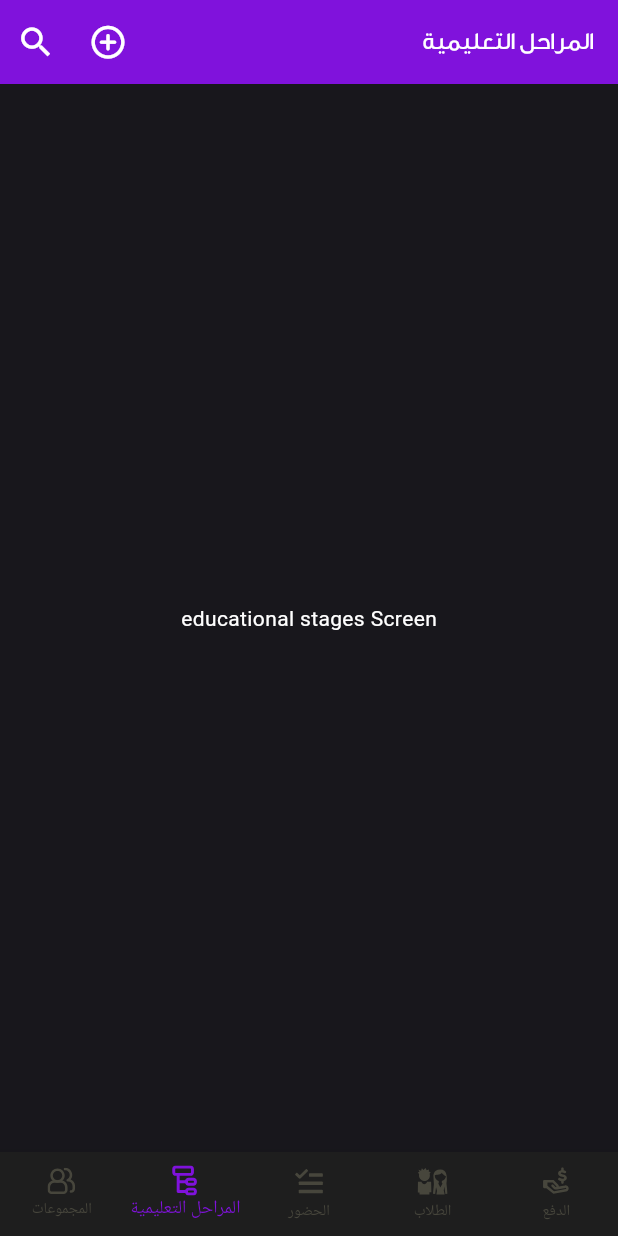
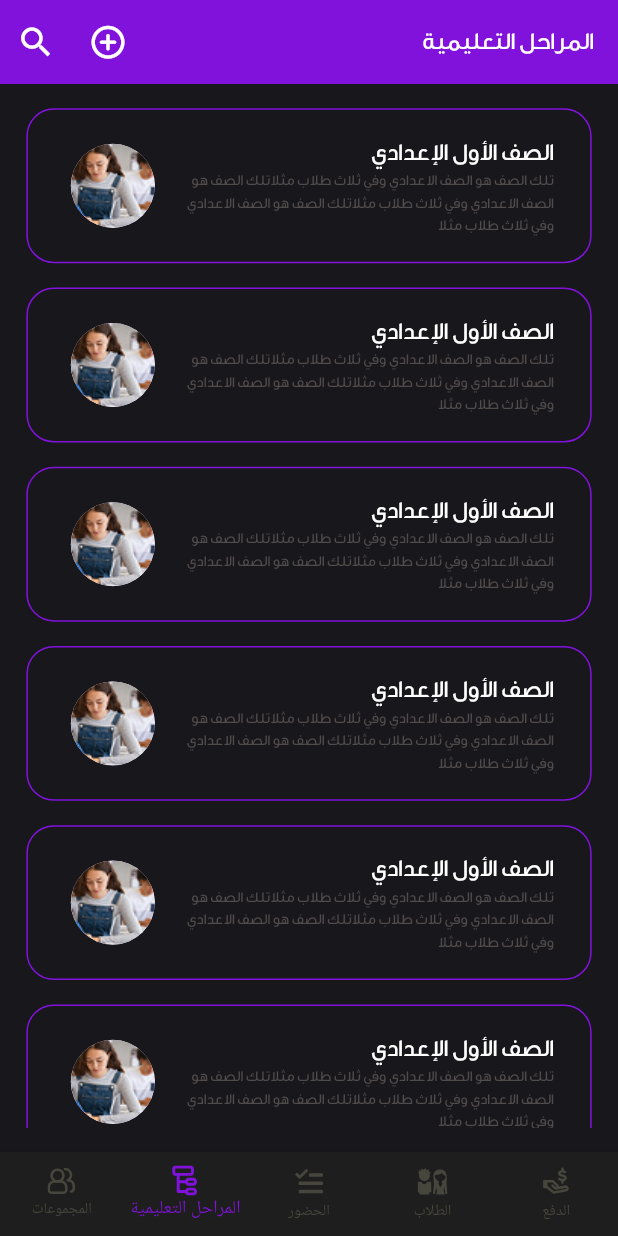
Before and after one commit to Kkmohamed/drosak, a Flutter app: the MainScreen screen opened by its route, item 2 of the bottom bar chosen, on a phone screen of 412 x 824 dp. Run offline on Flutter 3.47's test engine with Material 3 defaults, Android fonts, the phone set to English and light mode, and no system bars; our stand-ins replace device_info_plus, dots_indicator, flutter_screenutil, flutter_svg, shared_preferences; accounts and stored records are empty.

Commit message:
add educational stages list view and item widgets

```diff
--- a/lib/core/resources/app_colors.dart
+++ b/lib/core/resources/app_colors.dart
@@ -4,5 +4,6 @@ class AppColors {
   static const Color primaryPurple = Color(0xff8012DC);
   static const Color primaryBlack = Color(0xff18171C);
   static const Color unselected = Color(0xff47463C);
+  static const Color subTitleColor = Color(0xff514C4C);
   static const Color gray = Color(0xff1E1E1E);
 }
--- a/lib/core/resources/app_sizes.dart
+++ b/lib/core/resources/app_sizes.dart
@@ -15,6 +15,7 @@ class AppSizes {
   ///Padding Height
   static double ph8 = 8.h;
   static double ph12 = 12.h;
+  static double ph16 = 16.h;
   static double ph20 = 20.h;
   static double ph40 = 40.h;
 
@@ -23,11 +24,13 @@ class AppSizes {
   static double pw8 = 8.w;
   static double pw12 = 12.w;
   static double pw16 = 16.w;
+  static double pw22 = 22.w;
   static double pw40 = 40.w;
 
   ///Radius
   static double r12 = 12.r;
   static double r18 = 18.r;
+  static double r32 = 32.r;
 
   ///Font Sizes
   static double sp8 = 8.sp;
--- a/lib/features/educational_stages/presentaion/educational_stages_screen.dart
+++ b/lib/features/educational_stages/presentaion/educational_stages_screen.dart
@@ -1,4 +1,6 @@
+import 'package:drosak/core/resources/app_sizes.dart';
 import 'package:drosak/core/resources/app_strings.dart';
+import 'package:drosak/features/educational_stages/presentaion/widgets/educational_stage_list_view.dart';
 import 'package:flutter/material.dart';
 
 import '../../../core/widgets/custom_app_bar.dart';
@@ -14,11 +16,12 @@ class EducationalStagesScreen extends StatelessWidget {
         onPressedSearch: () {},
         onPressedAdd: () {},
       ),
-      body: Center(
-        child: Text(
-          "educational stages Screen",
-          style: TextStyle(color: Colors.white),
+      body: Padding(
+        padding: EdgeInsets.symmetric(
+          horizontal: AppSizes.pw16,
+          vertical: AppSizes.ph16,
         ),
+        child: EducationalStageListView(),
       ),
     );
   }
--- /dev/null
+++ b/lib/features/educational_stages/presentaion/widgets/educational_stage_item.dart
@@ -0,0 +1,53 @@
+import 'package:drosak/core/resources/app_colors.dart';
+import 'package:drosak/core/resources/app_fonts.dart';
+import 'package:drosak/core/resources/app_images.dart';
+import 'package:drosak/core/resources/app_sizes.dart';
+import 'package:flutter/material.dart';
+
+class EducationalStageItem extends StatelessWidget {
+  const EducationalStageItem({super.key});
+
+  @override
+  Widget build(BuildContext context) {
+    return Directionality(
+      textDirection: TextDirection.rtl,
+      child: Container(
+        width: double.infinity,
+        padding: EdgeInsets.symmetric(
+          horizontal: AppSizes.pw22,
+          vertical: AppSizes.ph8,
+        ),
+        decoration: BoxDecoration(
+          border: Border.all(color: AppColors.primaryPurple, width: 1),
+          borderRadius: BorderRadius.circular(AppSizes.r18),
+        ),
+        child: ListTile(
+          title: Text(
+            "الصف الأول الإعدادي",
+            style: TextStyle(
+              color: Colors.white,
+              fontSize: AppSizes.sp16,
+              fontWeight: FontWeight.w500,
+              fontFamily: AppFonts.geDinarOne,
+            ),
+          ),
+          subtitle: Text(
+            textAlign: TextAlign.start,
+            "تلك الصف هو الصف الاعدادي وفي ثلاث طلاب مثلاتلك الصف هو الصف الاعدادي وفي ثلاث طلاب مثلاتلك الصف هو الصف الاعدادي وفي ثلاث طلاب مثلا",
+            style: TextStyle(
+              color: AppColors.subTitleColor,
+              fontSize: AppSizes.sp10,
+              fontWeight: FontWeight.w500,
+              fontFamily: AppFonts.geDinarOne,
+            ),
+          ),
+          contentPadding: EdgeInsets.zero,
+          trailing: CircleAvatar(
+            radius: AppSizes.r32,
+            backgroundImage: AssetImage(AppImages.defaultImage),
+          ),
+        ),
+      ),
+    );
+  }
+}
--- /dev/null
+++ b/lib/features/educational_stages/presentaion/widgets/educational_stage_list_view.dart
@@ -0,0 +1,16 @@
+import 'package:drosak/core/widgets/vertical_spacing.dart';
+import 'package:drosak/features/educational_stages/presentaion/widgets/educational_stage_item.dart';
+import 'package:flutter/material.dart';
+
+class EducationalStageListView extends StatelessWidget {
+  const new({super.key});
+
+  @override
+  Widget build(BuildContext context) {
+    return ListView.separated(
+      itemBuilder: (context, index) => EducationalStageItem(),
+      separatorBuilder: (context, index) => VerticalSpacing(16),
+      itemCount: 10,
+    );
+  }
+}
```
